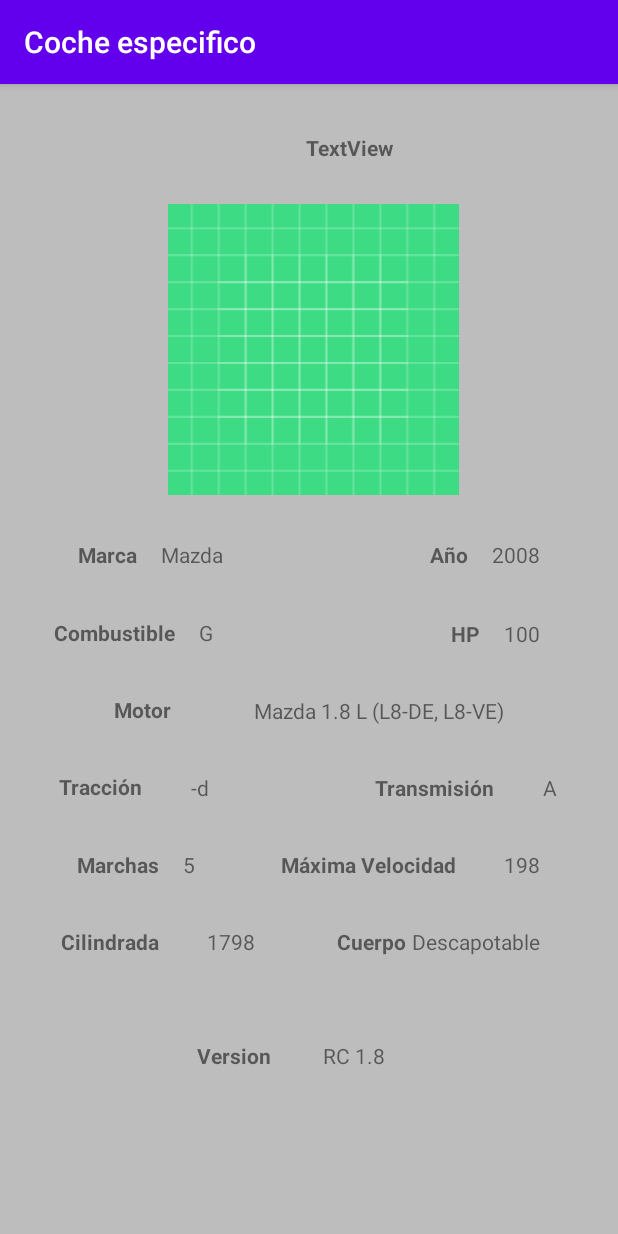
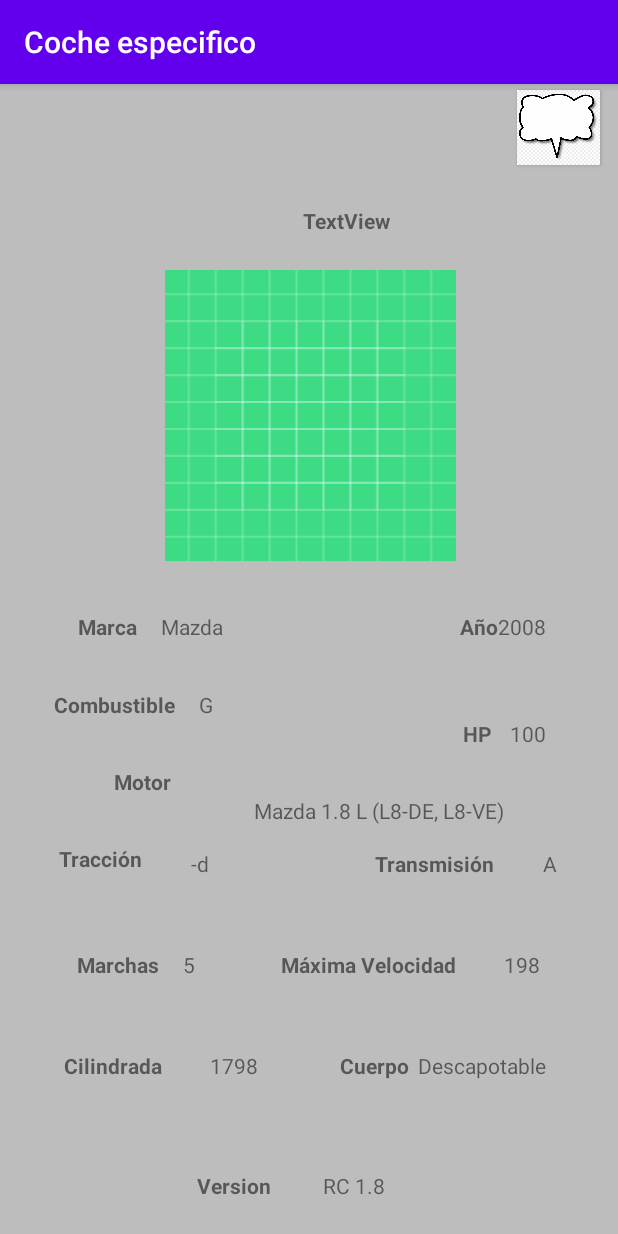
Before and after one commit to pablodomingue5/TFG23, an Android app: the ActivityDatos screen opened directly, with no data from a screen before it, on a phone screen of 412 x 824 dp. Run offline under Robolectric (Android 15) with nearby library versions, the phone set to English and light mode, and no system bars; our stand-ins replace Picasso; pictures from the network do not load; 1 statement that could not run was skipped.

Commit message:
cambiadas un par de cosillas. Resize y imagen boton

```diff
--- a/app/src/main/java/com/example/proyectotfgreal/Apartado/AdaptadorAPI.java
+++ b/app/src/main/java/com/example/proyectotfgreal/Apartado/AdaptadorAPI.java
@@ -61,7 +61,7 @@ public class AdaptadorAPI extends RecyclerView.Adapter<AdaptadorAPI.PersonViewHo
         final String imagenSeleccionada=items.get(i).getUrlImagen();
         Log.d("OnBindViewHolder",imagenSeleccionada);
         Picasso.with(viewHolder.imgFoto.getContext())
-                .load(imagenSeleccionada).into(viewHolder.imgFoto);
+                .load(imagenSeleccionada).resize(370,230).into(viewHolder.imgFoto);
         viewHolder.lblModelo.setText(nombreSeleccionado);
         viewHolder.cardView.setOnClickListener(new View.OnClickListener() {
             @Override
--- a/app/src/main/res/layout/activity_datos.xml
+++ b/app/src/main/res/layout/activity_datos.xml
@@ -8,116 +8,187 @@
     tools:context=".Apartado.ActivityDatos">
 
     <TextView
-        android:id="@+id/inMotor"
+        android:id="@+id/lbMarca"
         android:layout_width="wrap_content"
         android:layout_height="wrap_content"
-        android:layout_marginStart="25dp"
-        android:layout_marginTop="32dp"
-        android:layout_marginEnd="72dp"
-        android:text="Mazda 1.8 L (L8-DE, L8-VE)"
-        app:layout_constraintEnd_toEndOf="parent"
-        app:layout_constraintStart_toEndOf="@+id/lbMotor"
-        app:layout_constraintTop_toBottomOf="@+id/inHP"
-        android:layout_marginLeft="25dp"
-        android:layout_marginRight="72dp" />
+        android:layout_marginStart="52dp"
+        android:layout_marginLeft="52dp"
+        android:layout_marginTop="352dp"
+        android:layout_marginEnd="16dp"
+        android:layout_marginRight="16dp"
+        android:text="Marca"
+        android:textStyle="bold"
+        app:layout_constraintEnd_toStartOf="@+id/inMarca"
+        app:layout_constraintStart_toStartOf="parent"
+        app:layout_constraintTop_toTopOf="parent" />
 
     <TextView
-        android:id="@+id/lbMotor"
+        android:id="@+id/inCuerpo"
         android:layout_width="wrap_content"
         android:layout_height="wrap_content"
-        android:layout_marginStart="72dp"
-        android:layout_marginTop="32dp"
-        android:layout_marginEnd="25dp"
-        android:text="Motor"
-        android:textStyle="bold"
-        app:layout_constraintEnd_toStartOf="@+id/inMotor"
-        app:layout_constraintStart_toStartOf="parent"
-        app:layout_constraintTop_toBottomOf="@+id/lbCombustible"
-        android:layout_marginLeft="72dp"
-        android:layout_marginRight="25dp" />
+        android:layout_marginTop="48dp"
+        android:layout_marginEnd="48dp"
+        android:layout_marginRight="48dp"
+        android:text="Descapotable"
+        app:layout_constraintEnd_toEndOf="parent"
+        app:layout_constraintTop_toBottomOf="@+id/inMax" />
 
     <TextView
         android:id="@+id/inCC"
         android:layout_width="wrap_content"
         android:layout_height="wrap_content"
         android:layout_marginStart="16dp"
-        android:layout_marginTop="32dp"
+        android:layout_marginLeft="16dp"
+        android:layout_marginTop="48dp"
         android:layout_marginEnd="27dp"
+        android:layout_marginRight="27dp"
         android:text="1798"
         app:layout_constraintEnd_toStartOf="@+id/lbCuerpo"
         app:layout_constraintStart_toEndOf="@+id/lbCC"
-        app:layout_constraintTop_toBottomOf="@+id/inMax"
+        app:layout_constraintTop_toBottomOf="@+id/inMax" />
+
+    <TextView
+        android:id="@+id/lbAno"
+        android:layout_width="wrap_content"
+        android:layout_height="wrap_content"
+        android:layout_marginTop="352dp"
+        android:text="Año"
+        android:textStyle="bold"
+        app:layout_constraintEnd_toStartOf="@+id/inAno"
+        app:layout_constraintTop_toTopOf="parent" />
+
+    <TextView
+        android:id="@+id/inAno"
+        android:layout_width="wrap_content"
+        android:layout_height="wrap_content"
+        android:layout_marginTop="352dp"
+        android:layout_marginEnd="48dp"
+        android:layout_marginRight="48dp"
+        android:text="2008"
+        app:layout_constraintEnd_toEndOf="parent"
+        app:layout_constraintTop_toTopOf="parent" />
+
+    <TextView
+        android:id="@+id/inCombustible"
+        android:layout_width="wrap_content"
+        android:layout_height="wrap_content"
+        android:layout_marginStart="16dp"
         android:layout_marginLeft="16dp"
-        android:layout_marginRight="27dp" />
+        android:layout_marginTop="404dp"
+        android:text="G"
+        app:layout_constraintStart_toEndOf="@+id/lbCombustible"
+        app:layout_constraintTop_toTopOf="parent" />
+
+    <TextView
+        android:id="@+id/inHP"
+        android:layout_width="wrap_content"
+        android:layout_height="wrap_content"
+        android:layout_marginTop="52dp"
+        android:layout_marginEnd="48dp"
+        android:layout_marginRight="48dp"
+        android:text="100"
+        app:layout_constraintEnd_toEndOf="parent"
+        app:layout_constraintTop_toBottomOf="@+id/inAno" />
+
+    <TextView
+        android:id="@+id/inTransmision"
+        android:layout_width="11dp"
+        android:layout_height="19dp"
+        android:layout_marginStart="16dp"
+        android:layout_marginLeft="16dp"
+        android:layout_marginTop="16dp"
+        android:layout_marginEnd="52dp"
+        android:layout_marginRight="52dp"
+        android:text="A"
+        app:layout_constraintEnd_toEndOf="parent"
+        app:layout_constraintStart_toEndOf="@+id/lbTransmision"
+        app:layout_constraintTop_toBottomOf="@+id/inMotor" />
 
     <TextView
         android:id="@+id/inMax"
         android:layout_width="wrap_content"
         android:layout_height="wrap_content"
         android:layout_marginStart="16dp"
-        android:layout_marginTop="32dp"
+        android:layout_marginLeft="16dp"
+        android:layout_marginTop="48dp"
         android:layout_marginEnd="52dp"
+        android:layout_marginRight="52dp"
         android:text="198"
         app:layout_constraintEnd_toEndOf="parent"
         app:layout_constraintStart_toEndOf="@+id/lbMax"
-        app:layout_constraintTop_toBottomOf="@+id/inTransmision"
-        android:layout_marginLeft="16dp"
-        android:layout_marginRight="52dp" />
+        app:layout_constraintTop_toBottomOf="@+id/inTransmision" />
 
     <TextView
-        android:id="@+id/lbCC"
+        android:id="@+id/lbCombustible"
         android:layout_width="wrap_content"
         android:layout_height="wrap_content"
-        android:layout_marginStart="52dp"
-        android:layout_marginTop="32dp"
+        android:layout_marginStart="36dp"
+        android:layout_marginLeft="36dp"
+        android:layout_marginTop="404dp"
         android:layout_marginEnd="16dp"
-        android:text="Cilindrada"
+        android:layout_marginRight="16dp"
+        android:text="Combustible"
         android:textStyle="bold"
-        app:layout_constraintEnd_toStartOf="@+id/inCC"
+        app:layout_constraintEnd_toStartOf="@+id/inCombustible"
         app:layout_constraintStart_toStartOf="parent"
-        app:layout_constraintTop_toBottomOf="@+id/lbMax"
-        android:layout_marginLeft="52dp"
-        android:layout_marginRight="16dp" />
+        app:layout_constraintTop_toTopOf="parent" />
 
     <TextView
         android:id="@+id/lbTraccion"
         android:layout_width="wrap_content"
         android:layout_height="wrap_content"
         android:layout_marginStart="52dp"
+        android:layout_marginLeft="52dp"
         android:layout_marginTop="32dp"
         android:layout_marginEnd="16dp"
+        android:layout_marginRight="16dp"
         android:text="Tracción"
         android:textStyle="bold"
         app:layout_constraintEnd_toStartOf="@+id/inTraccion"
         app:layout_constraintStart_toStartOf="parent"
-        app:layout_constraintTop_toBottomOf="@+id/lbMotor"
-        android:layout_marginLeft="52dp"
-        android:layout_marginRight="16dp" />
+        app:layout_constraintTop_toBottomOf="@+id/lbMotor" />
+
+    <TextView
+        android:id="@+id/lbMax"
+        android:layout_width="wrap_content"
+        android:layout_height="wrap_content"
+        android:layout_marginStart="55dp"
+        android:layout_marginLeft="55dp"
+        android:layout_marginTop="48dp"
+        android:layout_marginEnd="16dp"
+        android:layout_marginRight="16dp"
+        android:text="Máxima Velocidad"
+        android:textStyle="bold"
+        app:layout_constraintEnd_toStartOf="@+id/inMax"
+        app:layout_constraintStart_toEndOf="@+id/inMarcha"
+        app:layout_constraintTop_toBottomOf="@+id/lbTransmision" />
 
     <TextView
         android:id="@+id/inVersion"
         android:layout_width="wrap_content"
         android:layout_height="wrap_content"
         android:layout_marginStart="16dp"
+        android:layout_marginLeft="16dp"
         android:layout_marginTop="23dp"
         android:layout_marginEnd="152dp"
+        android:layout_marginRight="152dp"
         android:layout_marginBottom="24dp"
         android:text="RC 1.8"
         app:layout_constraintBottom_toBottomOf="parent"
         app:layout_constraintEnd_toEndOf="parent"
         app:layout_constraintStart_toEndOf="@+id/lbVersion"
         app:layout_constraintTop_toBottomOf="@+id/inCuerpo"
-        app:layout_constraintVertical_bias="0.279"
-        android:layout_marginLeft="16dp"
-        android:layout_marginRight="152dp" />
+        app:layout_constraintVertical_bias="1.0" />
 
     <TextView
         android:id="@+id/lbVersion"
         android:layout_width="wrap_content"
         android:layout_height="wrap_content"
         android:layout_marginStart="128dp"
+        android:layout_marginLeft="128dp"
         android:layout_marginTop="23dp"
         android:layout_marginEnd="16dp"
+        android:layout_marginRight="16dp"
         android:layout_marginBottom="24dp"
         android:text="Version"
         android:textStyle="bold"
@@ -125,210 +196,161 @@
         app:layout_constraintEnd_toStartOf="@+id/inVersion"
         app:layout_constraintStart_toStartOf="parent"
         app:layout_constraintTop_toBottomOf="@+id/lbCuerpo"
-        app:layout_constraintVertical_bias="0.279"
-        android:layout_marginLeft="128dp"
-        android:layout_marginRight="16dp" />
+        app:layout_constraintVertical_bias="1.0" />
 
     <TextView
-        android:id="@+id/inCuerpo"
+        android:id="@+id/lbHP"
         android:layout_width="wrap_content"
         android:layout_height="wrap_content"
-        android:layout_marginTop="32dp"
-        android:layout_marginEnd="52dp"
-        android:text="Descapotable"
-        app:layout_constraintEnd_toEndOf="parent"
-        app:layout_constraintTop_toBottomOf="@+id/inMax"
-        android:layout_marginRight="52dp" />
+        android:layout_marginTop="52dp"
+        android:layout_marginEnd="12dp"
+        android:layout_marginRight="12dp"
+        android:text="HP"
+        android:textStyle="bold"
+        app:layout_constraintEnd_toStartOf="@+id/inHP"
+        app:layout_constraintTop_toBottomOf="@+id/lbAno" />
 
     <TextView
-        android:id="@+id/lbMax"
+        android:id="@+id/inMotor"
+        android:layout_width="wrap_content"
+        android:layout_height="wrap_content"
+        android:layout_marginStart="25dp"
+        android:layout_marginLeft="25dp"
+        android:layout_marginTop="32dp"
+        android:layout_marginEnd="72dp"
+        android:layout_marginRight="72dp"
+        android:text="Mazda 1.8 L (L8-DE, L8-VE)"
+        app:layout_constraintEnd_toEndOf="parent"
+        app:layout_constraintStart_toEndOf="@+id/lbMotor"
+        app:layout_constraintTop_toBottomOf="@+id/inHP" />
+
+    <TextView
+        android:id="@+id/lbCuerpo"
+        android:layout_width="wrap_content"
+        android:layout_height="wrap_content"
+        android:layout_marginStart="27dp"
+        android:layout_marginLeft="27dp"
+        android:layout_marginTop="48dp"
+        android:layout_marginEnd="16dp"
+        android:layout_marginRight="16dp"
+        android:text="Cuerpo"
+        android:textStyle="bold"
+        app:layout_constraintEnd_toStartOf="@+id/inCuerpo"
+        app:layout_constraintStart_toEndOf="@+id/inCC"
+        app:layout_constraintTop_toBottomOf="@+id/lbMax" />
+
+    <TextView
+        android:id="@+id/lbMotor"
+        android:layout_width="wrap_content"
+        android:layout_height="wrap_content"
+        android:layout_marginStart="72dp"
+        android:layout_marginLeft="72dp"
+        android:layout_marginTop="32dp"
+        android:layout_marginEnd="25dp"
+        android:layout_marginRight="25dp"
+        android:text="Motor"
+        android:textStyle="bold"
+        app:layout_constraintEnd_toStartOf="@+id/inMotor"
+        app:layout_constraintStart_toStartOf="parent"
+        app:layout_constraintTop_toBottomOf="@+id/lbCombustible" />
+
+    <TextView
+        android:id="@+id/lbTransmision"
         android:layout_width="wrap_content"
         android:layout_height="wrap_content"
         android:layout_marginStart="55dp"
-        android:layout_marginTop="32dp"
+        android:layout_marginLeft="55dp"
+        android:layout_marginTop="16dp"
         android:layout_marginEnd="16dp"
-        android:text="Máxima Velocidad"
+        android:layout_marginRight="16dp"
+        android:text="Transmisión"
         android:textStyle="bold"
-        app:layout_constraintEnd_toStartOf="@+id/inMax"
-        app:layout_constraintStart_toEndOf="@+id/inMarcha"
-        app:layout_constraintTop_toBottomOf="@+id/lbTransmision"
-        android:layout_marginLeft="55dp"
-        android:layout_marginRight="16dp" />
+        app:layout_constraintEnd_toStartOf="@+id/inTransmision"
+        app:layout_constraintStart_toEndOf="@+id/inTraccion"
+        app:layout_constraintTop_toBottomOf="@+id/inMotor" />
+
+    <TextView
+        android:id="@+id/inMarca"
+        android:layout_width="wrap_content"
+        android:layout_height="wrap_content"
+        android:layout_marginStart="16dp"
+        android:layout_marginLeft="16dp"
+        android:layout_marginTop="352dp"
+        android:text="Mazda"
+        app:layout_constraintStart_toEndOf="@+id/lbMarca"
+        app:layout_constraintTop_toTopOf="parent" />
 
     <TextView
         android:id="@+id/inMarcha"
         android:layout_width="10dp"
         android:layout_height="19dp"
         android:layout_marginStart="16dp"
-        android:layout_marginTop="32dp"
+        android:layout_marginLeft="16dp"
+        android:layout_marginTop="48dp"
         android:text="5"
         app:layout_constraintStart_toEndOf="@+id/lbMarcha"
-        app:layout_constraintTop_toBottomOf="@+id/inTransmision"
-        android:layout_marginLeft="16dp" />
-
-    <TextView
-        android:id="@+id/inTransmision"
-        android:layout_width="11dp"
-        android:layout_height="19dp"
-        android:layout_marginStart="16dp"
-        android:layout_marginTop="32dp"
-        android:layout_marginEnd="52dp"
-        android:text="A"
-        app:layout_constraintEnd_toEndOf="parent"
-        app:layout_constraintStart_toEndOf="@+id/lbTransmision"
-        app:layout_constraintTop_toBottomOf="@+id/inMotor"
-        android:layout_marginLeft="16dp"
-        android:layout_marginRight="52dp" />
+        app:layout_constraintTop_toBottomOf="@+id/inTransmision" />
 
     <TextView
         android:id="@+id/lbMarcha"
         android:layout_width="wrap_content"
         android:layout_height="wrap_content"
         android:layout_marginStart="52dp"
-        android:layout_marginTop="32dp"
+        android:layout_marginLeft="52dp"
+        android:layout_marginTop="48dp"
         android:layout_marginEnd="16dp"
+        android:layout_marginRight="16dp"
         android:text="Marchas"
         android:textStyle="bold"
         app:layout_constraintEnd_toStartOf="@+id/inMarcha"
         app:layout_constraintStart_toStartOf="parent"
-        app:layout_constraintTop_toBottomOf="@+id/lbTransmision"
-        android:layout_marginLeft="52dp"
-        android:layout_marginRight="16dp" />
-
-    <TextView
-        android:id="@+id/lbTransmision"
-        android:layout_width="wrap_content"
-        android:layout_height="wrap_content"
-        android:layout_marginStart="55dp"
-        android:layout_marginTop="32dp"
-        android:layout_marginEnd="16dp"
-        android:text="Transmisión"
-        android:textStyle="bold"
-        app:layout_constraintEnd_toStartOf="@+id/inTransmision"
-        app:layout_constraintStart_toEndOf="@+id/inTraccion"
-        app:layout_constraintTop_toBottomOf="@+id/inMotor"
-        android:layout_marginLeft="55dp"
-        android:layout_marginRight="16dp" />
+        app:layout_constraintTop_toBottomOf="@+id/lbTransmision" />
 
     <TextView
         android:id="@+id/inTraccion"
         android:layout_width="wrap_content"
         android:layout_height="wrap_content"
         android:layout_marginStart="16dp"
-        android:layout_marginTop="32dp"
+        android:layout_marginLeft="16dp"
+        android:layout_marginTop="16dp"
         android:layout_marginEnd="55dp"
+        android:layout_marginRight="55dp"
         android:text="-d"
         app:layout_constraintEnd_toStartOf="@+id/lbTransmision"
         app:layout_constraintStart_toEndOf="@+id/lbTraccion"
-        app:layout_constraintTop_toBottomOf="@+id/inMotor"
-        android:layout_marginLeft="16dp"
-        android:layout_marginRight="55dp" />
+        app:layout_constraintTop_toBottomOf="@+id/inMotor" />
 
     <TextView
-        android:id="@+id/lbCuerpo"
-        android:layout_width="wrap_content"
-        android:layout_height="wrap_content"
-        android:layout_marginStart="27dp"
-        android:layout_marginTop="32dp"
-        android:layout_marginEnd="16dp"
-        android:text="Cuerpo"
-        android:textStyle="bold"
-        app:layout_constraintEnd_toStartOf="@+id/inCuerpo"
-        app:layout_constraintStart_toEndOf="@+id/inCC"
-        app:layout_constraintTop_toBottomOf="@+id/lbMax"
-        android:layout_marginLeft="27dp"
-        android:layout_marginRight="16dp" />
-
-    <TextView
-        android:id="@+id/inHP"
-        android:layout_width="wrap_content"
-        android:layout_height="wrap_content"
-        android:layout_marginTop="33dp"
-        android:layout_marginEnd="52dp"
-        android:text="100"
-        app:layout_constraintEnd_toEndOf="parent"
-        app:layout_constraintTop_toBottomOf="@+id/inAno"
-        android:layout_marginRight="52dp" />
-
-    <TextView
-        android:id="@+id/lbHP"
-        android:layout_width="wrap_content"
-        android:layout_height="wrap_content"
-        android:layout_marginTop="33dp"
-        android:layout_marginEnd="16dp"
-        android:text="HP"
-        android:textStyle="bold"
-        app:layout_constraintEnd_toStartOf="@+id/inHP"
-        app:layout_constraintTop_toBottomOf="@+id/lbAno"
-        android:layout_marginRight="16dp" />
-
-    <TextView
-        android:id="@+id/inCombustible"
-        android:layout_width="wrap_content"
-        android:layout_height="wrap_content"
-        android:layout_marginStart="16dp"
-        android:layout_marginTop="356dp"
-        android:text="G"
-        app:layout_constraintStart_toEndOf="@+id/lbCombustible"
-        app:layout_constraintTop_toTopOf="parent"
-        android:layout_marginLeft="16dp" />
-
-    <TextView
-        android:id="@+id/lbCombustible"
-        android:layout_width="wrap_content"
-        android:layout_height="wrap_content"
-        android:layout_marginStart="36dp"
-        android:layout_marginTop="356dp"
-        android:layout_marginEnd="16dp"
-        android:text="Combustible"
-        android:textStyle="bold"
-        app:layout_constraintEnd_toStartOf="@+id/inCombustible"
-        app:layout_constraintStart_toStartOf="parent"
-        app:layout_constraintTop_toTopOf="parent"
-        android:layout_marginLeft="36dp"
-        android:layout_marginRight="16dp" />
-
-    <TextView
-        android:id="@+id/inMarca"
-        android:layout_width="wrap_content"
-        android:layout_height="wrap_content"
-        android:layout_marginStart="16dp"
-        android:layout_marginTop="304dp"
-        android:text="Mazda"
-        app:layout_constraintStart_toEndOf="@+id/lbMarca"
-        app:layout_constraintTop_toTopOf="parent"
-        android:layout_marginLeft="16dp" />
-
-    <TextView
-        android:id="@+id/lbMarca"
+        android:id="@+id/lbCC"
         android:layout_width="wrap_content"
         android:layout_height="wrap_content"
         android:layout_marginStart="52dp"
-        android:layout_marginTop="304dp"
+        android:layout_marginLeft="52dp"
+        android:layout_marginTop="48dp"
         android:layout_marginEnd="16dp"
-        android:text="Marca"
+        android:layout_marginRight="16dp"
+        android:text="Cilindrada"
         android:textStyle="bold"
-        app:layout_constraintEnd_toStartOf="@+id/inMarca"
+        app:layout_constraintEnd_toStartOf="@+id/inCC"
         app:layout_constraintStart_toStartOf="parent"
-        app:layout_constraintTop_toTopOf="parent"
-        android:layout_marginLeft="52dp"
-        android:layout_marginRight="16dp" />
+        app:layout_constraintTop_toBottomOf="@+id/lbMax" />
 
     <ImageView
         android:id="@+id/imageView"
         android:layout_width="277dp"
         android:layout_height="194dp"
         android:layout_marginStart="145dp"
-        android:layout_marginTop="80dp"
+        android:layout_marginLeft="145dp"
+        android:layout_marginTop="124dp"
         android:layout_marginEnd="140dp"
+        android:layout_marginRight="140dp"
+        android:gravity="center_horizontal"
         android:textAlignment="center"
         app:layout_constraintEnd_toEndOf="parent"
+        app:layout_constraintHorizontal_bias="0.516"
         app:layout_constraintStart_toStartOf="parent"
         app:layout_constraintTop_toTopOf="parent"
         app:srcCompat="@drawable/ic_launcher_background"
-        android:layout_marginLeft="145dp"
-        android:layout_marginRight="140dp"
-        android:gravity="center_horizontal"
         tools:ignore="VectorDrawableCompat" />
 
     <TextView
@@ -336,37 +358,27 @@
         android:layout_width="wrap_content"
         android:layout_height="wrap_content"
         android:layout_marginTop="24dp"
-        android:layout_marginEnd="150dp"
+        android:layout_marginEnd="152dp"
+        android:layout_marginRight="152dp"
         android:layout_marginBottom="20dp"
+        android:gravity="center_horizontal"
         android:text="TextView"
         android:textAlignment="center"
         android:textStyle="bold"
         app:layout_constraintBottom_toTopOf="@+id/imageView"
         app:layout_constraintEnd_toEndOf="parent"
         app:layout_constraintTop_toTopOf="parent"
-        android:layout_marginRight="150dp"
-        android:gravity="center_horizontal" />
+        app:layout_constraintVertical_bias="0.95" />
 
-    <TextView
-        android:id="@+id/lbAno"
-        android:layout_width="wrap_content"
-        android:layout_height="wrap_content"
-        android:layout_marginTop="304dp"
-        android:layout_marginEnd="16dp"
-        android:text="Año"
-        android:textStyle="bold"
-        app:layout_constraintEnd_toStartOf="@+id/inAno"
-        app:layout_constraintTop_toTopOf="parent"
-        android:layout_marginRight="16dp" />
+    <Button
+        android:id="@+id/btn_mensaje"
+        android:layout_width="55dp"
+        android:layout_height="50dp"
+        android:layout_marginTop="4dp"
+        android:layout_marginEnd="12dp"
+        android:layout_marginRight="12dp"
+        android:background="@drawable/imagen3"
+        app:layout_constraintEnd_toEndOf="parent"
+        app:layout_constraintTop_toTopOf="parent" />
 
-    <TextView
-        android:id="@+id/inAno"
-        android:layout_width="wrap_content"
-        android:layout_height="wrap_content"
-        android:layout_marginTop="304dp"
-        android:layout_marginEnd="52dp"
-        android:text="2008"
-        app:layout_constraintEnd_toEndOf="parent"
-        app:layout_constraintTop_toTopOf="parent"
-        android:layout_marginRight="52dp" />
 </androidx.constraintlayout.widget.ConstraintLayout>
```
Also changed, not shown: app/src/main/res/drawable-v24/imagen3.png (added), app/src/main/res/drawable-v24/mensaje.jpg (added), app/src/main/res/drawable-v24/mensaje2.png (added).
